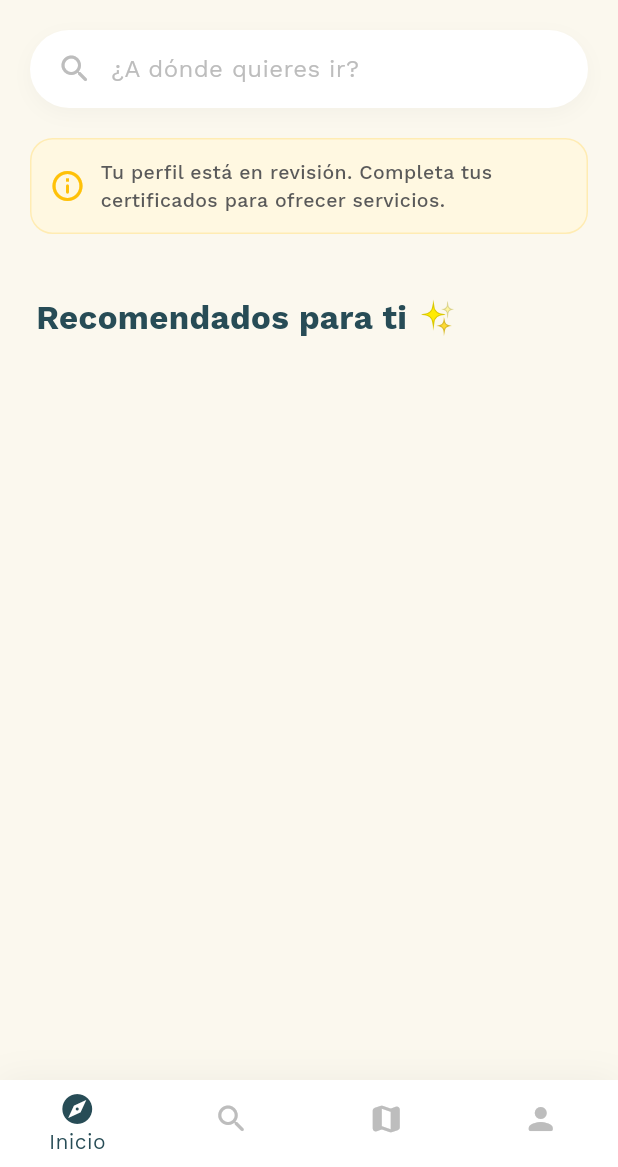
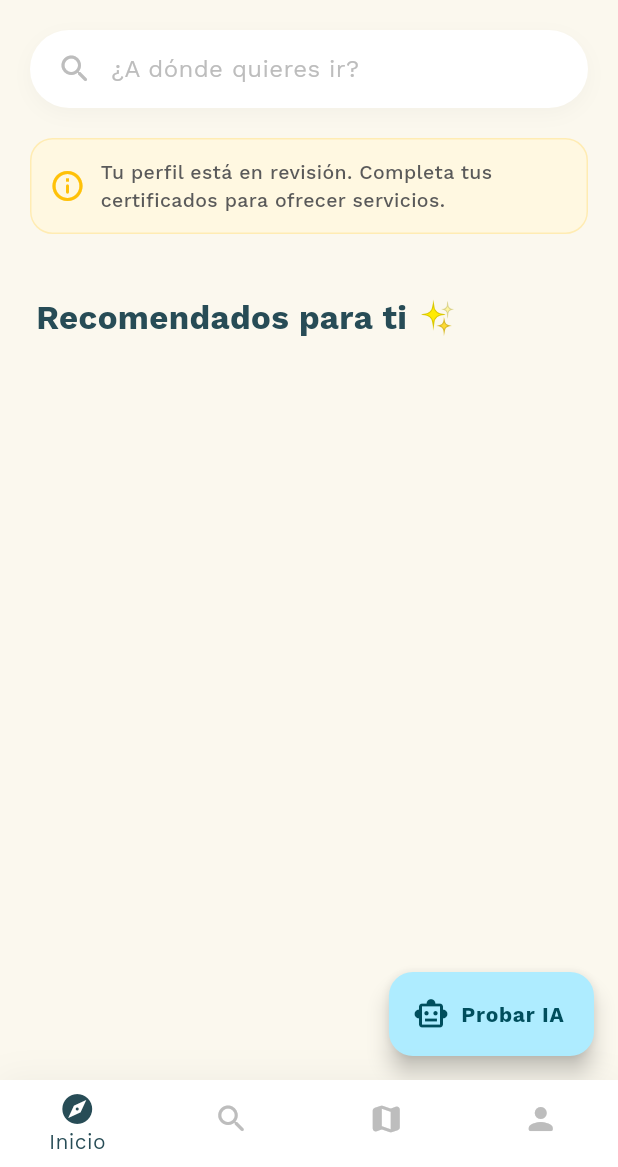
Before and after one commit to LaurisDev/TripMeet, a Flutter app: the HomeScreen screen opened directly, on a phone screen of 412 x 824 dp, the part 69-1236 px from its top. Run offline on Flutter 3.47's test engine with Material 3 defaults, Android fonts, the phone set to English and light mode, and no system bars; our stand-ins replace cloud_firestore, file_picker, firebase_auth, firebase_core, geolocator, google_fonts and 1 more; accounts and stored records are empty.

Commit message:
Agrega boton temporal para probar recomendaciones IA en Inicio
Co-Authored-By: Claude Sonnet 5 <noreply@anthropic.com>

```diff
--- a/lib/home_screen.dart
+++ b/lib/home_screen.dart
@@ -6,6 +6,7 @@ import 'mapa_exploracion_screen.dart';
 import 'recomendaciones_service.dart';
 import 'lugares_service.dart';
 import 'detalle_lugar_screen.dart';
+import 'test_recommendations_screen.dart';
 
 class HomeScreen extends StatefulWidget {
   const HomeScreen({super.key, this.rol, this.avisoRevision, this.forzarIndiceMapa = false});
@@ -86,6 +87,20 @@ class _HomeScreenState extends State<HomeScreen> {
   Widget _buildInicioTab() {
     return Scaffold(
       backgroundColor: AppTheme.crema,
+      // TODO(temporal): botón solo para probar el flujo de recomendaciones
+      // con IA de punta a punta. Quitar cuando esta HU tenga su UI final.
+      floatingActionButton: FloatingActionButton.extended(
+        heroTag: 'probar-ia',
+        onPressed: () {
+          Navigator.of(context).push(
+            MaterialPageRoute<void>(
+              builder: (_) => const TestRecommendationsScreen(),
+            ),
+          );
+        },
+        icon: const Icon(Icons.smart_toy_outlined),
+        label: const Text('Probar IA'),
+      ),
       appBar: AppBar(
         title: const Text('TripMeet'),
         actions: [
```
